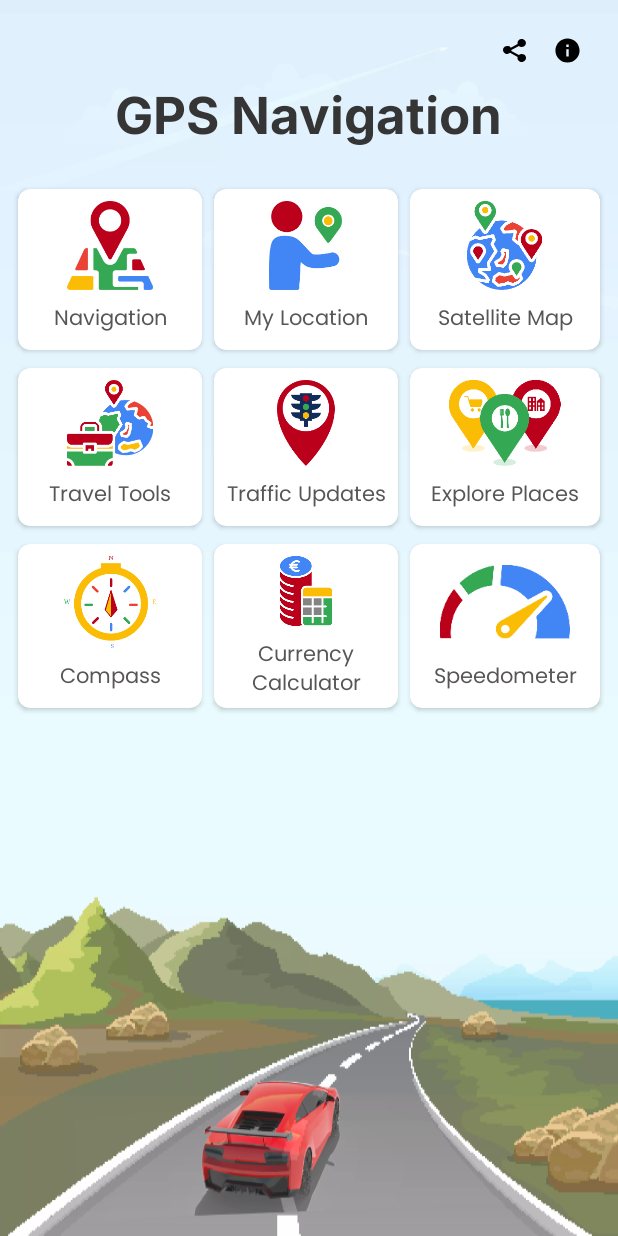
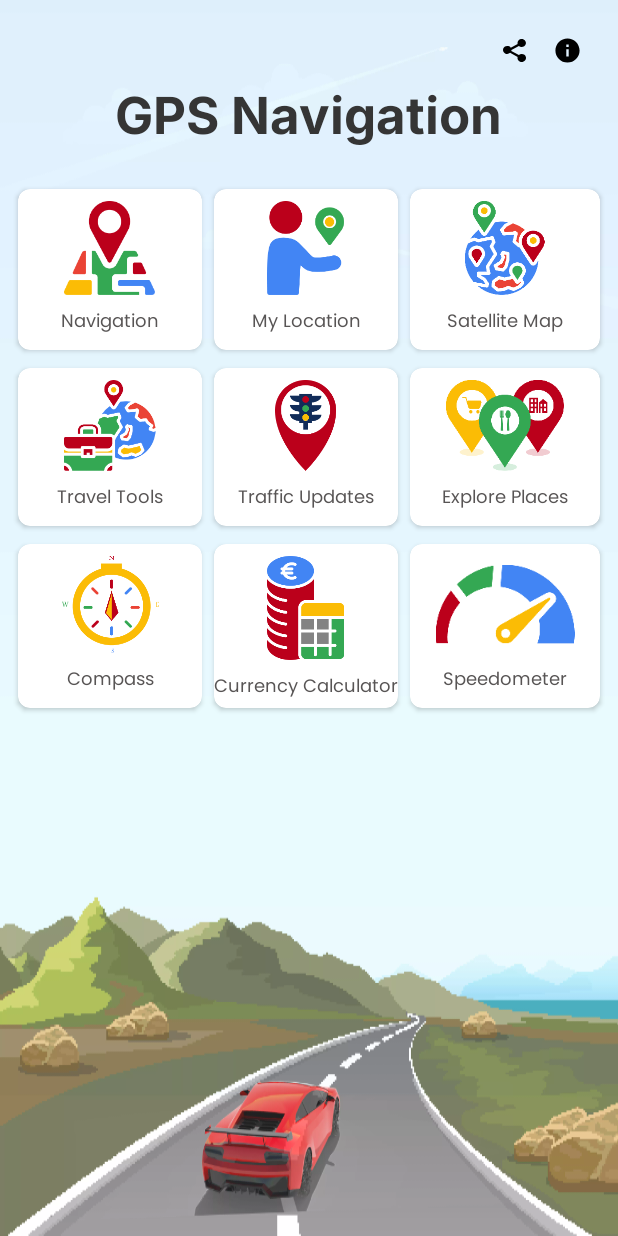
Before and after one commit to Mr-Ramzan/RawGPS, an Android app: the fragment HomeFragment shown on its own in the app's theme, on a phone screen of 412 x 824 dp. Run offline under Robolectric (Android 15) with nearby library versions, the phone set to English and light mode, and no system bars; our stand-ins replace AdMob, EventBus; libraries missing offline, so code that uses them is left out: com.google.ads.mediation, com.mapbox.android, com.mapbox.search; pictures from the network do not load; Roboto replaces fonts that are not available here; 3 statements that could not run were skipped.

Commit message:
preparing for 2nd release

```diff
--- a/app/src/main/res/layout/fragment_home.xml
+++ b/app/src/main/res/layout/fragment_home.xml
@@ -70,6 +70,7 @@
                     android:fontFamily="@font/poppins"
                     android:gravity="center"
                     android:text="@string/navigation"
+                    android:textSize="12dp"
                     android:textColor="@color/black_text_color"
                     app:layout_constraintBottom_toBottomOf="parent"
                     app:layout_constraintEnd_toEndOf="parent"
@@ -115,6 +116,7 @@
                     android:layout_marginBottom="8dp"
                     android:fontFamily="@font/poppins"
                     android:gravity="center"
+                    android:textSize="12dp"
                     android:text="@string/my_location"
                     android:textColor="@color/black_text_color"
                     app:layout_constraintBottom_toBottomOf="parent"
@@ -161,6 +163,7 @@
                     android:layout_marginBottom="8dp"
                     android:fontFamily="@font/poppins"
                     android:gravity="center"
+                    android:textSize="12dp"
                     android:text="Satellite Map"
                     android:textColor="@color/black_text_color"
                     app:layout_constraintBottom_toBottomOf="parent"
@@ -207,6 +210,8 @@
                     android:layout_marginBottom="8dp"
                     android:gravity="center"
                     android:text="Travel Tools"
+                    android:textSize="12dp"
+
                     android:textColor="@color/black_text_color"
                     android:fontFamily="@font/poppins"
 
@@ -256,6 +261,7 @@
                     android:gravity="center"
                     android:text="Traffic Updates"
                     android:fontFamily="@font/poppins"
+                    android:textSize="12dp"
 
                     android:textColor="@color/black_text_color"
 
@@ -304,6 +310,7 @@
                     android:gravity="center"
                     android:text="Explore Places"
                     android:fontFamily="@font/poppins"
+                    android:textSize="12dp"
 
                     android:textColor="@color/black_text_color"
 
@@ -351,6 +358,8 @@
                     android:layout_marginBottom="8dp"
                     android:gravity="center"
                     android:text="Compass"
+                    android:textSize="12dp"
+
                     android:textColor="@color/black_text_color"
                     android:fontFamily="@font/poppins"
                     app:layout_constraintBottom_toBottomOf="parent"
@@ -396,6 +405,8 @@
                     android:layout_height="wrap_content"
                     android:layout_marginBottom="3dp"
                     android:gravity="center"
+                    android:textSize="12dp"
+
                     android:text="Currency Calculator"
                     android:textColor="@color/black_text_color"
                     app:layout_constrainedWidth="true"
@@ -445,6 +456,7 @@
                     android:layout_marginBottom="8dp"
                     android:gravity="center"
                     android:text="Speedometer"
+                    android:textSize="12dp"
                     android:textColor="@color/black_text_color"
                     android:fontFamily="@font/poppins"
 
--- a/app/src/main/res/layout/places_item.xml
+++ b/app/src/main/res/layout/places_item.xml
@@ -42,7 +42,8 @@
             android:layout_marginTop="8dp"
             android:layout_marginBottom="8dp"
             android:gravity="center"
-            android:textSize="14sp"
+            android:maxLines="1"
+            android:textSize="12sp"
             app:layout_constraintBottom_toBottomOf="parent"
             app:layout_constraintEnd_toEndOf="parent"
             app:layout_constraintStart_toStartOf="parent"
```
Also changed, not shown: app/src/main/java/application/RawGpsApp.kt (+0 -11 lines).
